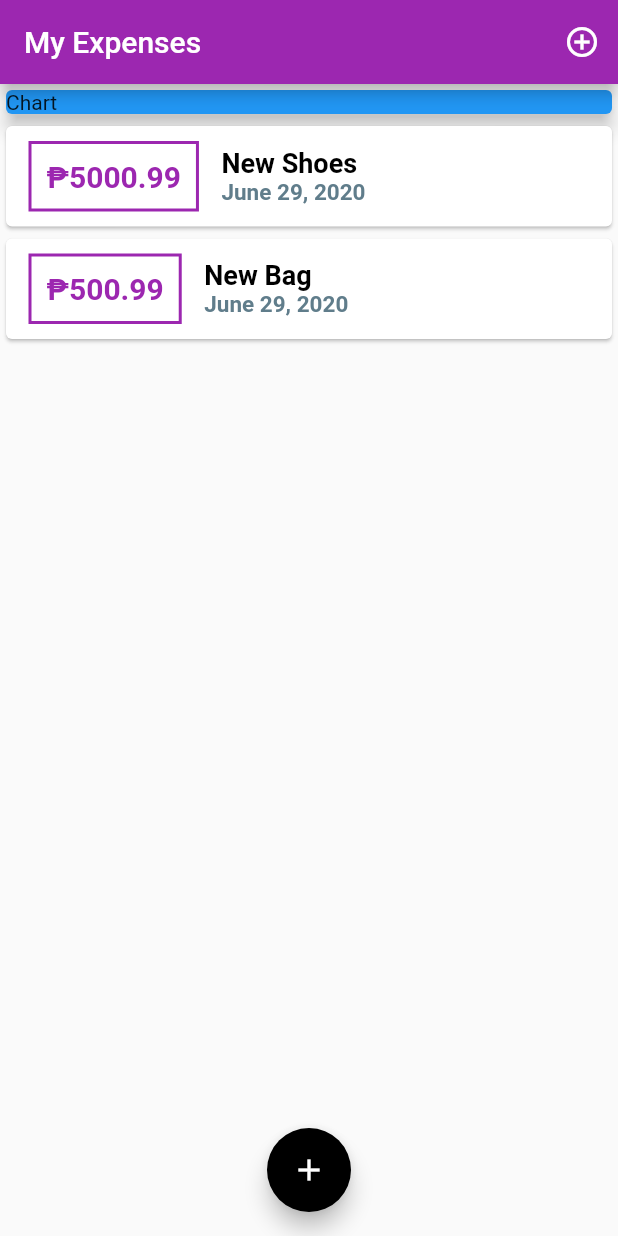
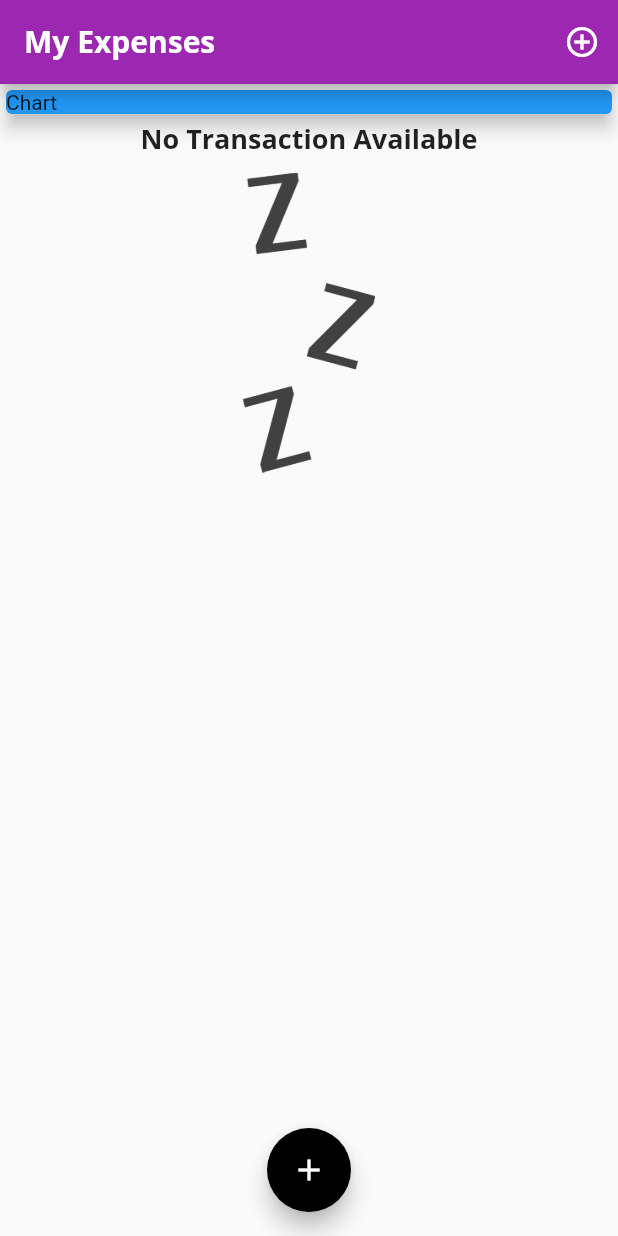
Before and after one commit to Ejcobero/My-expense, a Flutter app: the screen it shows after launch, on a phone screen of 412 x 824 dp. Run offline on Flutter 3.47's test engine with Material 2 defaults, Android fonts, the phone set to English and light mode, and no system bars.

Commit message:
fininshing up the list of transaction

```diff
--- a/lib/main.dart
+++ b/lib/main.dart
@@ -15,6 +15,23 @@ class MyApp extends StatelessWidget {
       theme: ThemeData(
         primarySwatch: Colors.purple,
         accentColor: Colors.black,
+        fontFamily: 'Quicksand',
+        textTheme: ThemeData.light().textTheme.copyWith(
+              title: TextStyle(
+                fontFamily: 'OpenSans',
+                fontWeight: FontWeight.bold,
+                fontSize: 18,
+              ),
+            ),
+        appBarTheme: AppBarTheme(
+          textTheme: ThemeData.light().textTheme.copyWith(
+                title: TextStyle(
+                  fontFamily: 'OpenSans',
+                  fontSize: 20,
+                  fontWeight: FontWeight.bold,
+                ),
+              ),
+        ),
       ),
       home: MyHomePage(),
     );
@@ -31,18 +48,18 @@ class MyHomePage extends StatefulWidget {
 
 class _MyHomePageState extends State<MyHomePage> {
   final List<Transaction> _transactions = [
-    Transaction(
-      id: 't1',
-      title: 'New Shoes',
-      amount: 5000.99,
-      date: DateTime.now(),
-    ),
-    Transaction(
-      id: 't2',
-      title: 'New Bag',
-      amount: 500.99,
-      date: DateTime.now(),
-    ),
+    // Transaction(
+    //   id: 't1',
+    //   title: 'New Shoes',
+    //   amount: 5000.99,
+    //   date: DateTime.now(),
+    // ),
+    // Transaction(
+    //   id: 't2',
+    //   title: 'New Bag',
+    //   amount: 500.99,
+    //   date: DateTime.now(),
+    // ),
   ];
 
   void _addNewTransaction(String title, double amount) {
@@ -75,7 +92,9 @@ class _MyHomePageState extends State<MyHomePage> {
   Widget build(BuildContext context) {
     return Scaffold(
       appBar: AppBar(
-        title: Text('My Expenses'),
+        title: Text(
+          'My Expenses',
+        ),
         actions: <Widget>[
           IconButton(
             icon: Icon(Icons.add_circle_outline),
--- /dev/null
+++ b/lib/widgets/chart.dart
@@ -0,0 +1,12 @@
+import 'package:flutter/material.dart';
+
+class Chart extends StatelessWidget {
+  @override
+  Widget build(BuildContext context) {
+    return Card(
+      elevation: 6,
+      margin: EdgeInsets.all(20),
+      child: ,
+    );
+  }
+}
--- a/lib/widgets/transaction_list.dart
+++ b/lib/widgets/transaction_list.dart
@@ -12,7 +12,25 @@ class TransactionList extends StatelessWidget {
   Widget build(BuildContext context) {
     return Container(
       height: 300,
-      child: ListView.builder(
+      child: transactions.isEmpty
+          ? Column(
+              children: <Widget>[
+                Text(
+                  'No Transaction Available',
+                  style: Theme.of(context).textTheme.title,
+                ),
+                SizedBox(
+                  height: 10,
+                ),
+                Container(
+                    height: 200,
+                    child: Image.asset(
+                      'assets/images/waiting.png',
+                      fit: BoxFit.cover,
+                    )),
+              ],
+            )
+          : ListView.builder(
               itemBuilder: (context, index) {
                 return Card(
                   child: Row(
@@ -43,14 +61,11 @@ class TransactionList extends StatelessWidget {
                         children: <Widget>[
                           Text(
                             transactions[index].title,
-                      style: TextStyle(
-                        fontWeight: FontWeight.bold,
-                        fontSize: 18,
-                        color: Colors.black,
-                      ),
+                            style: Theme.of(context).textTheme.title,
                           ),
                           Text(
-                      DateFormat('MMMM dd, yyyy').format(transactions[index].date),
+                            DateFormat('MMMM dd, yyyy')
+                                .format(transactions[index].date),
                             style: TextStyle(
                               fontWeight: FontWeight.bold,
                               fontSize: 15,
```
Also changed, not shown: pubspec.yaml (+14 -12 lines), assets/fonts/OpenSans-Bold.ttf (added), assets/fonts/OpenSans-Regular.ttf (added), assets/fonts/Quicksand-Bold.ttf (added), assets/fonts/Quicksand-Light.ttf (added), assets/fonts/Quicksand-Medium.ttf (added), assets/fonts/Quicksand-Regular.ttf (added), assets/images/waiting.png (added). Lines whose indentation alone changed are shown as unchanged.
